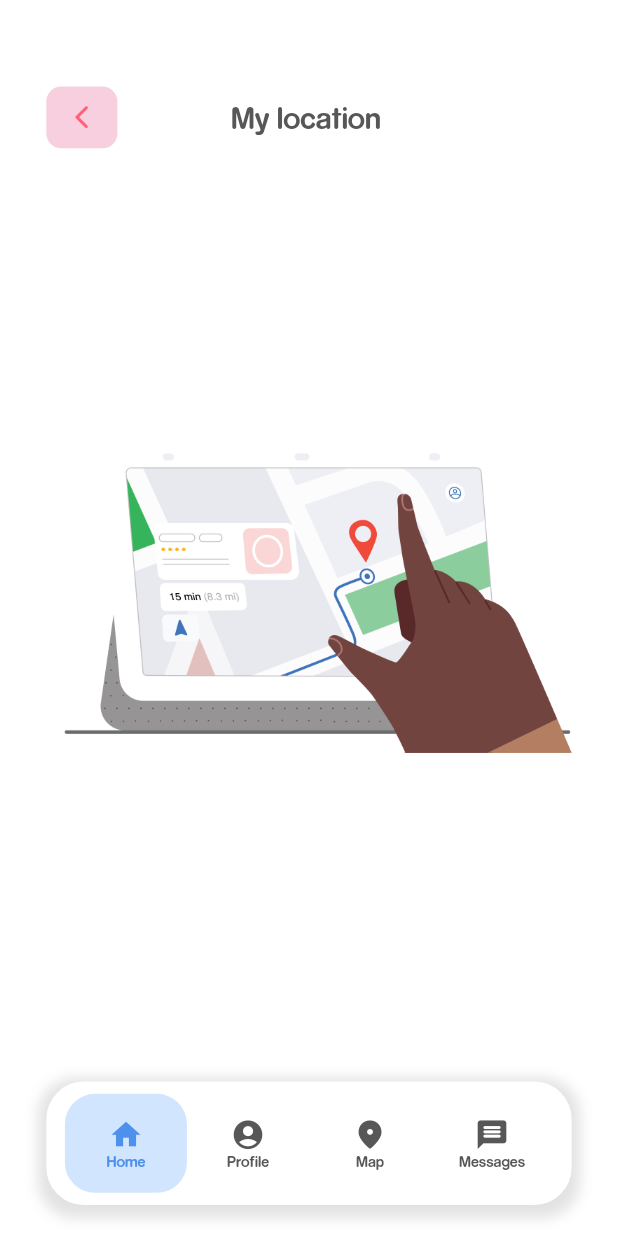
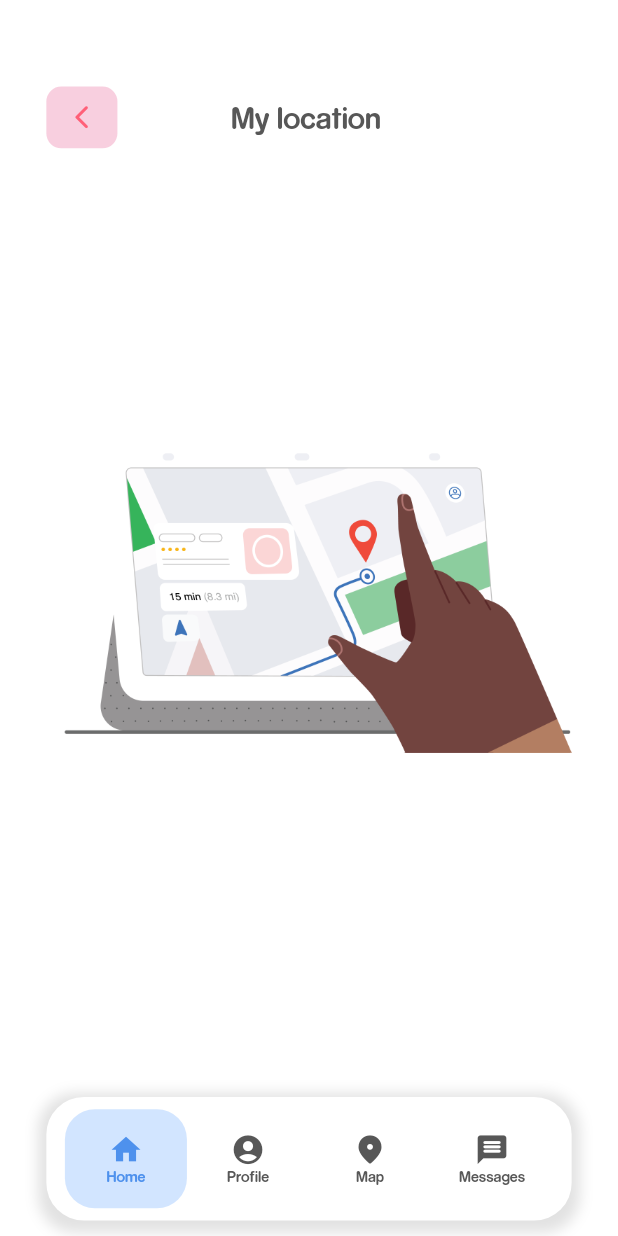
Before and after one commit to shokievarun/nymble_animals_adoption, a Flutter app: the MapPage screen opened by its route, on a phone screen of 412 x 824 dp. Run offline on Flutter 3.47's test engine with Material 2 defaults, Android fonts, the phone set to English and light mode, and no system bars; our stand-ins replace cached_network_image, device_preview; network calls fail.

```diff
--- a/lib/utils/text_styles.dart
+++ b/lib/utils/text_styles.dart
@@ -8,7 +8,7 @@ class TextStyles{
       fontFamily: 'Rocko',
       fontSize: size,
       fontWeight: FontWeight.w500,
-      color: ThemeColors.middleDarkGray
+      color: ThemeColors.middleDarkGrey
     );
   }
 
@@ -16,7 +16,7 @@ class TextStyles{
     return TextStyle(
       fontFamily: 'Rocko',
       fontSize: size,
-      color: ThemeColors.lightGray,
+      color: ThemeColors.lightGrey,
       fontWeight: FontWeight.w600,
     );
   }
--- a/lib/utils/theme_colors.dart
+++ b/lib/utils/theme_colors.dart
@@ -4,9 +4,9 @@ import 'package:flutter/material.dart';
 abstract class ThemeColors{
 
   // Normal Colors
-  static const Color lightGray = Color(0xFFC2C3CA);
-  static const Color middleDarkGray = Color(0xFFA6A7AD);
-  static const Color darkGray = Color(0xFF4B4B4B);
+  static const Color lightGrey = Color(0xFFC2C3CA);
+  static const Color middleDarkGrey = Color(0xFFA6A7AD);
+  static const Color darkGrey = Color(0xFF4B4B4B);
   static const Color black = Color(0xFF242424);
   static const Color lightBlack = Color.fromARGB(255, 87, 87, 87);
 
--- a/lib/widgets/custom_bottom_navigator_bar.dart
+++ b/lib/widgets/custom_bottom_navigator_bar.dart
@@ -43,7 +43,7 @@ class CustomBottomNavigatorBar extends StatelessWidget {
     }
 
     return Padding(
-      padding: EdgeInsets.only(top: _responsive.tPadding, bottom: _responsive.bPadding, left: _responsive.sPadding, right: _responsive.sPadding),
+      padding: EdgeInsets.only(bottom: _responsive.bPadding / 2, left: _responsive.sPadding, right: _responsive.sPadding),
       child: Container(
         height: _responsive.hp(10),
         width: _responsive.width,
--- a/lib/widgets/custom_favorite_button.dart
+++ b/lib/widgets/custom_favorite_button.dart
@@ -38,7 +38,7 @@ class _CustomFavoriteButtonState extends State<CustomFavoriteButton> {
         height: widget.size,
         width: widget.size,
         decoration: BoxDecoration(
-          color: _isPressed ? ThemeColors.redForBackground : ThemeColors.lightGray.withOpacity(0.5),
+          color: _isPressed ? ThemeColors.redForBackground : ThemeColors.lightGrey.withOpacity(0.5),
           shape: BoxShape.circle
         ),
         child: Icon(
```
Also changed, not shown: lib/screens/home_page/home_page.dart (+5 -5 lines), lib/widgets/custom_animal_container.dart (+13 -7 lines).
